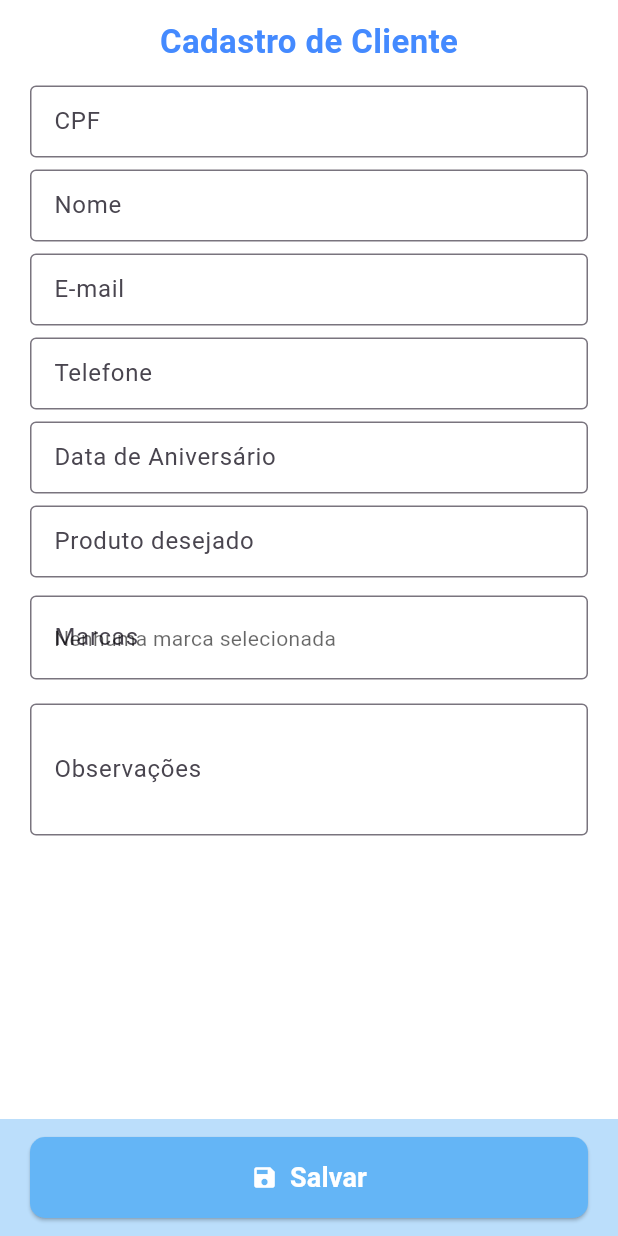
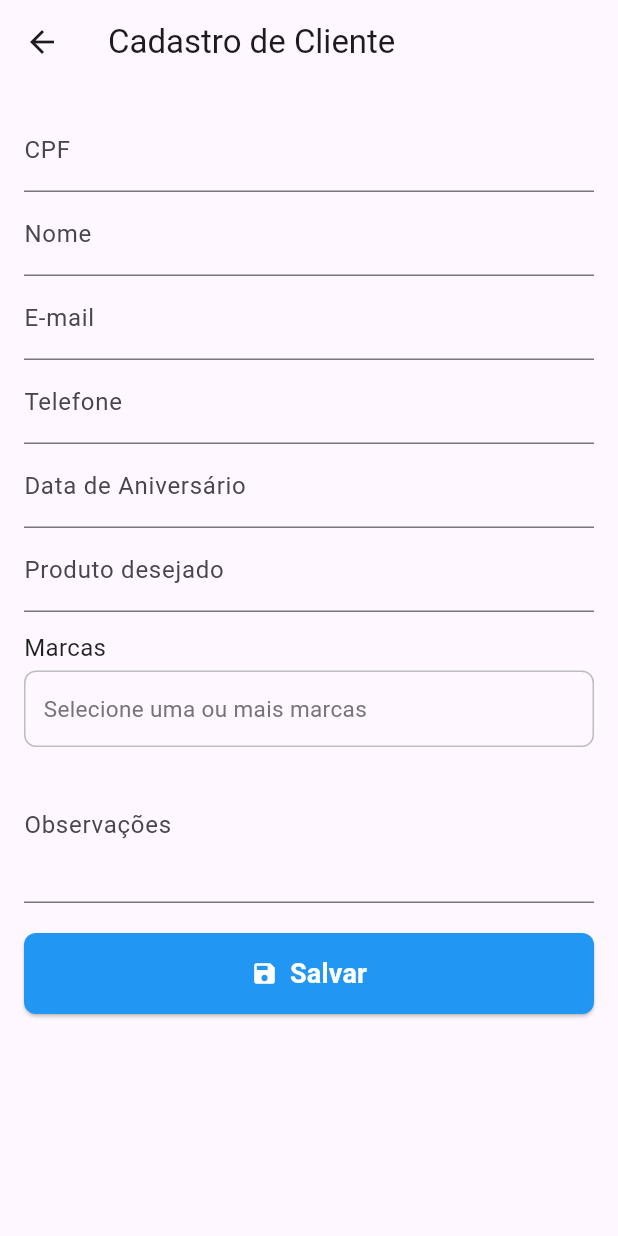
Before and after one commit to PJosquin/cadastro_clientes_final, a Flutter app: the CadastroPage screen opened directly, on a phone screen of 412 x 824 dp. Run offline on Flutter 3.47's test engine with Material 3 defaults, Android fonts, the phone set to English and light mode, and no system bars; our stand-ins replace cloud_firestore, firebase_core, flutter_masked_text2, mask_text_input_formatter; missing offline and left inert: qr_code_scanner; accounts and stored records are empty.

Commit message:
v5.7 - layout atualizado do cadastro com múltiplas marcas e botão salvar corrigido

```diff
--- a/lib/cadastro_page.dart
+++ b/lib/cadastro_page.dart
@@ -1,11 +1,10 @@
 import 'package:flutter/material.dart';
-import 'models/cliente.dart';
-import 'repositories/clientes_repository.dart';
+import 'package:cloud_firestore/cloud_firestore.dart';
+import 'package:flutter_masked_text2/flutter_masked_text2.dart';
 import 'widgets/brand_multi_select_field.dart';
 
 class CadastroPage extends StatefulWidget {
-  final Cliente? cliente;
-  const CadastroPage({super.key, this.cliente});
+  const CadastroPage({Key? key}) : super(key: key);
 
   @override
   State<CadastroPage> createState() => _CadastroPageState();
@@ -14,179 +13,127 @@ class CadastroPage extends StatefulWidget {
 class _CadastroPageState extends State<CadastroPage> {
   final _formKey = GlobalKey<FormState>();
 
-  final _cpfCtrl = TextEditingController();
-  final _nomeCtrl = TextEditingController();
-  final _emailCtrl = TextEditingController();
-  final _telCtrl = TextEditingController();
-  final _niverCtrl = TextEditingController();
-  final _produtoCtrl = TextEditingController();
-  final _obsCtrl = TextEditingController();
+  final cpfController = MaskedTextController(mask: '000.000.000-00');
+  final nomeController = TextEditingController();
+  final emailController = TextEditingController();
+  final telefoneController = MaskedTextController(mask: '(00) 00000-0000');
+  final aniversarioController = MaskedTextController(mask: '00/00/0000');
+  final produtoController = TextEditingController();
+  final observacoesController = TextEditingController();
 
-  List<String> _marcas = <String>[];
-  bool _salvando = false;
+  // Lista de múltiplas marcas selecionadas
+  List<String> _marcasSelecionadas = [];
 
-  @override
-  void initState() {
-    super.initState();
-    final c = widget.cliente;
-    if (c != null) {
-      _cpfCtrl.text = c.id;
-      _nomeCtrl.text = c.nome;
-      _emailCtrl.text = c.email ?? '';
-      _telCtrl.text = c.telefone ?? '';
-      _niverCtrl.text = c.nascimento ?? '';
-      _produtoCtrl.text = c.produto ?? '';
-      _marcas = List<String>.from(c.marcas);
-      _obsCtrl.text = c.observacoes ?? '';
-    }
-  }
+  final DateTime dataCadastro = DateTime.now();
 
-  @override
-  void dispose() {
-    _cpfCtrl.dispose();
-    _nomeCtrl.dispose();
-    _emailCtrl.dispose();
-    _telCtrl.dispose();
-    _niverCtrl.dispose();
-    _produtoCtrl.dispose();
-    _obsCtrl.dispose();
-    super.dispose();
-  }
+  Future<void> _salvarCliente() async {
+    if (!_formKey.currentState!.validate()) return;
 
-  void _formatarData(String value) {
-    final digits = value.replaceAll(RegExp(r'[^0-9]'), '');
-    String formatted = '';
-    if (digits.length >= 2) {
-      formatted = '${digits.substring(0, 2)}';
-      if (digits.length >= 4) {
-        formatted += '/${digits.substring(2, 4)}';
-        if (digits.length > 4) {
-          formatted += '/${digits.substring(4, digits.length.clamp(0, 8))}';
-        }
-      } else {
-        formatted += '/${digits.substring(2)}';
-      }
-    } else {
-      formatted = digits;
-    }
-    _niverCtrl.value = TextEditingValue(
-      text: formatted,
-      selection: TextSelection.collapsed(offset: formatted.length),
-    );
-  }
+    try {
+      await FirebaseFirestore.instance.collection('clientes').add({
+        'cpf': cpfController.text.trim(),
+        'nome': nomeController.text.trim(),
+        'email': emailController.text.trim(),
+        'telefone': telefoneController.text.trim(),
+        'aniversario': aniversarioController.text.trim(),
+        'produto': produtoController.text.trim(),
+        'marcas': _marcasSelecionadas,
+        'observacoes': observacoesController.text.trim(),
+        'dataCadastro': dataCadastro,
+      });
 
-  Future<void> _salvar() async {
-    if (!_formKey.currentState!.validate()) return;
-    _formKey.currentState!.save();
-
-    setState(() => _salvando = true);
-    final repo = ClientesRepository();
-
-    final cliente = Cliente(
-      id: widget.cliente?.id ?? _cpfCtrl.text.trim(),
-      nome: _nomeCtrl.text.trim(),
-      email: _emailCtrl.text.trim(),
-      telefone: _telCtrl.text.trim(),
-      nascimento: _niverCtrl.text.trim(),
-      produto: _produtoCtrl.text.trim(),
-      marcas: _marcas,
-      observacoes: _obsCtrl.text.trim(),
+      ScaffoldMessenger.of(context).showSnackBar(
+        const SnackBar(content: Text('Cliente salvo com sucesso!')),
       );
 
-    try {
-      if (widget.cliente == null) {
-        await repo.add(cliente);
-        ScaffoldMessenger.of(context).showSnackBar(
-          const SnackBar(content: Text('Cliente cadastrado com sucesso!')),
-        );
-      } else {
-        await repo.update(cliente);
-        ScaffoldMessenger.of(context).showSnackBar(
-          const SnackBar(content: Text('Cliente atualizado com sucesso!')),
-        );
-      }
-      if (mounted) Navigator.pop(context);
+      _formKey.currentState!.reset();
+      cpfController.updateText('');
+      telefoneController.updateText('');
+      aniversarioController.updateText('');
+      nomeController.clear();
+      emailController.clear();
+      produtoController.clear();
+      observacoesController.clear();
+      setState(() => _marcasSelecionadas = []);
     } catch (e) {
       ScaffoldMessenger.of(context).showSnackBar(
         SnackBar(content: Text('Erro ao salvar: $e')),
       );
-    } finally {
-      if (mounted) setState(() => _salvando = false);
     }
   }
 
   @override
   Widget build(BuildContext context) {
     return Scaffold(
-      backgroundColor: Colors.white,
-      body: SafeArea(
-        child: Column(
-          children: [
-            const SizedBox(height: 12),
-            Text(
-              'Cadastro de Cliente',
-              style: const TextStyle(
-                fontSize: 22,
-                fontWeight: FontWeight.bold,
-                color: Colors.blueAccent,
-              ),
-            ),
-            const SizedBox(height: 10),
-            Expanded(
-              child: SingleChildScrollView(
-                padding: const EdgeInsets.symmetric(horizontal: 20),
+      appBar: AppBar(title: const Text('Cadastro de Cliente')),
+      body: Padding(
+        padding: const EdgeInsets.all(16),
         child: Form(
           key: _formKey,
-                  child: Column(
+          child: ListView(
             children: [
-                      _campo(_cpfCtrl, 'CPF', TextInputType.number,
-                          validator: (v) => (v == null || v.trim().isEmpty)
-                              ? 'Informe o CPF'
-                              : null),
-                      _campo(_nomeCtrl, 'Nome', TextInputType.text,
-                          validator: (v) => (v == null || v.trim().isEmpty)
-                              ? 'Informe o nome'
-                              : null),
-                      _campo(_emailCtrl, 'E-mail', TextInputType.emailAddress),
-                      _campo(_telCtrl, 'Telefone', TextInputType.phone),
-                      _campo(_niverCtrl, 'Data de Aniversário',
-                          TextInputType.number,
-                          onChanged: _formatarData),
-                      _campo(
-                          _produtoCtrl, 'Produto desejado', TextInputType.text),
-                      const SizedBox(height: 8),
+              TextFormField(
+                controller: cpfController,
+                decoration: const InputDecoration(labelText: 'CPF'),
+              ),
+              TextFormField(
+                controller: nomeController,
+                decoration: const InputDecoration(labelText: 'Nome'),
+                validator: (v) =>
+                    (v == null || v.isEmpty) ? 'Informe o nome' : null,
+              ),
+              TextFormField(
+                controller: emailController,
+                decoration: const InputDecoration(labelText: 'E-mail'),
+              ),
+              TextFormField(
+                controller: telefoneController,
+                decoration: const InputDecoration(labelText: 'Telefone'),
+                validator: (v) =>
+                    (v == null || v.isEmpty) ? 'Informe o telefone' : null,
+              ),
+              TextFormField(
+                controller: aniversarioController,
+                decoration:
+                    const InputDecoration(labelText: 'Data de Aniversário'),
+              ),
+              TextFormField(
+                controller: produtoController,
+                decoration:
+                    const InputDecoration(labelText: 'Produto desejado'),
+              ),
+              const SizedBox(height: 12),
+
+              // Campo de múltiplas marcas
               BrandMultiSelectField(
-                        initialValue: _marcas,
+                initialValue: _marcasSelecionadas,
                 validator: (list) => (list == null || list.isEmpty)
                     ? 'Selecione ao menos uma marca'
                     : null,
                 onSaved: (list) =>
-                            _marcas = List<String>.from(list ?? <String>[]),
+                    _marcasSelecionadas = List<String>.from(list ?? []),
               ),
-                      const SizedBox(height: 8),
-                      _campo(_obsCtrl, 'Observações', TextInputType.multiline,
-                          maxLines: 3),
-                      const SizedBox(height: 100),
-                    ],
+
+              TextFormField(
+                controller: observacoesController,
+                decoration: const InputDecoration(labelText: 'Observações'),
+                maxLines: 3,
+              ),
+              const SizedBox(height: 20),
+
+              // Botão salvar
+              SizedBox(
+                width: double.infinity,
+                child: ElevatedButton.icon(
+                  style: ElevatedButton.styleFrom(
+                    backgroundColor: Colors.blue,
+                    padding: const EdgeInsets.symmetric(
+                        vertical: 14, horizontal: 20),
+                    shape: RoundedRectangleBorder(
+                      borderRadius: BorderRadius.circular(8),
                     ),
                   ),
-              ),
-            ),
-
-            // Botão fixo no final da tela
-            Container(
-              width: double.infinity,
-              color: Colors.blue.shade100,
-              padding:
-                  const EdgeInsets.symmetric(horizontal: 20, vertical: 12),
-              child: ElevatedButton.icon(
-                style: ElevatedButton.styleFrom(
-                  backgroundColor: Colors.blue.shade300,
-                  padding:
-                      const EdgeInsets.symmetric(vertical: 14, horizontal: 12),
-                  shape: RoundedRectangleBorder(
-                      borderRadius: BorderRadius.circular(10)),
-                ),
+                  onPressed: _salvarCliente,
                   icon: const Icon(Icons.save, color: Colors.white),
                   label: const Text(
                     'Salvar',
@@ -196,34 +143,11 @@ class _CadastroPageState extends State<CadastroPage> {
                       fontWeight: FontWeight.bold,
                     ),
                   ),
-                onPressed: _salvando ? null : _salvar,
                 ),
               ),
             ],
           ),
         ),
-    );
-  }
-
-  Widget _campo(TextEditingController controller, String label,
-      TextInputType tipo,
-      {String? Function(String?)? validator,
-      void Function(String)? onChanged,
-      int maxLines = 1}) {
-    return Padding(
-      padding: const EdgeInsets.symmetric(vertical: 4),
-      child: TextFormField(
-        controller: controller,
-        decoration: InputDecoration(
-          labelText: label,
-          border: const OutlineInputBorder(),
-          contentPadding:
-              const EdgeInsets.symmetric(horizontal: 12, vertical: 8),
-        ),
-        keyboardType: tipo,
-        validator: validator,
-        onChanged: onChanged,
-        maxLines: maxLines,
       ),
     );
   }
--- a/lib/widgets/brand_multi_select_field.dart
+++ b/lib/widgets/brand_multi_select_field.dart
@@ -7,56 +7,69 @@ class BrandMultiSelectField extends FormField<List<String>> {
     List<String>? initialValue,
     FormFieldSetter<List<String>>? onSaved,
     FormFieldValidator<List<String>>? validator,
-    AutovalidateMode autovalidateMode = AutovalidateMode.disabled,
-    String? hintText,
   }) : super(
           key: key,
           initialValue: initialValue ?? const <String>[],
           onSaved: onSaved,
           validator: validator,
-          autovalidateMode: autovalidateMode,
           builder: (state) {
+            final context = state.context;
             final selected = List<String>.from(state.value ?? <String>[]);
 
             return Column(
               crossAxisAlignment: CrossAxisAlignment.start,
               children: [
+                const Text(
+                  'Marcas',
+                  style: TextStyle(
+                    fontSize: 16,
+                    color: Colors.black87,
+                  ),
+                ),
+                const SizedBox(height: 4),
                 InkWell(
-                  borderRadius: BorderRadius.circular(12),
+                  borderRadius: BorderRadius.circular(8),
                   onTap: () async {
                     final result = await showModalBottomSheet<List<String>>(
-                      context: state.context,
+                      context: context,
                       isScrollControlled: true,
-                      builder: (ctx) => _BrandPickerSheet(initial: selected),
+                      builder: (ctx) =>
+                          _BrandPickerSheet(initial: selected),
                     );
-                    if (result != null) state.didChange(result);
+                    if (result != null) {
+                      state.didChange(result);
+                    }
                   },
-                  child: InputDecorator(
-                    decoration: InputDecoration(
-                      labelText: 'Marcas',
-                      hintText: hintText ?? 'Selecione uma ou mais marcas',
-                      border: const OutlineInputBorder(),
-                      errorText: state.errorText,
+                  child: Container(
+                    width: double.infinity,
+                    padding: const EdgeInsets.symmetric(
+                        horizontal: 12, vertical: 14),
+                    decoration: BoxDecoration(
+                      border: Border.all(color: Colors.grey.shade400),
+                      borderRadius: BorderRadius.circular(8),
                     ),
-                    isEmpty: selected.isEmpty,
-                    child: Wrap(
+                    child: selected.isEmpty
+                        ? Text(
+                            'Selecione uma ou mais marcas',
+                            style: TextStyle(
+                              color: Colors.grey.shade600,
+                              fontSize: 15,
+                            ),
+                          )
+                        : Wrap(
                             spacing: 8,
-                      runSpacing: -8,
-                      children: selected.isEmpty
-                          ? [
-                              Text(
-                                hintText ?? 'Nenhuma marca selecionada',
-                                style: TextStyle(
-                                  color: Theme.of(state.context).hintColor,
-                                ),
-                              ),
-                            ]
-                          : selected
+                            runSpacing: -4,
+                            children: selected
                                 .map((m) => Chip(
                                       label: Text(m),
+                                      labelStyle: const TextStyle(
+                                          color: Colors.white),
+                                      backgroundColor: Colors.blue.shade400,
+                                      deleteIconColor: Colors.white,
                                       onDeleted: () {
                                         final newList =
-                                          List<String>.from(selected)..remove(m);
+                                            List<String>.from(selected)
+                                              ..remove(m);
                                         state.didChange(newList);
                                       },
                                     ))
@@ -64,7 +77,17 @@ class BrandMultiSelectField extends FormField<List<String>> {
                           ),
                   ),
                 ),
-                const SizedBox(height: 4),
+                if (state.hasError)
+                  Padding(
+                    padding: const EdgeInsets.only(top: 4, left: 4),
+                    child: Text(
+                      state.errorText ?? '',
+                      style: const TextStyle(
+                        color: Colors.redAccent,
+                        fontSize: 13,
+                      ),
+                    ),
+                  ),
               ],
             );
           },
@@ -95,8 +118,8 @@ class _BrandPickerSheetState extends State<_BrandPickerSheet> {
     return DraggableScrollableSheet(
       expand: false,
       initialChildSize: 0.8,
-      builder: (ctx, ctrl) => Material(
-        color: Theme.of(context).colorScheme.surface,
+      builder: (ctx, scrollController) => Material(
+        color: Colors.white,
         child: SafeArea(
           child: Column(
             children: [
@@ -106,7 +129,7 @@ class _BrandPickerSheetState extends State<_BrandPickerSheet> {
                 child: TextField(
                   decoration: const InputDecoration(
                     prefixIcon: Icon(Icons.search),
-                    hintText: 'Buscar marca…',
+                    hintText: 'Buscar marca...',
                     border: OutlineInputBorder(),
                   ),
                   onChanged: (t) => setState(() => _query = t),
@@ -116,27 +139,33 @@ class _BrandPickerSheetState extends State<_BrandPickerSheet> {
               Expanded(
                 child: StreamBuilder<List<String>>(
                   stream: _repo.streamAll(),
-                  builder: (context, snap) {
-                    if (snap.connectionState == ConnectionState.waiting) {
-                      return const Center(child: CircularProgressIndicator());
+                  builder: (context, snapshot) {
+                    if (snapshot.connectionState ==
+                        ConnectionState.waiting) {
+                      return const Center(
+                          child: CircularProgressIndicator());
                     }
-                    final all = (snap.data ?? <String>[])
-                        .where((m) =>
-                            m.toLowerCase().contains(_query.toLowerCase()))
+
+                    final todas = (snapshot.data ?? <String>[])
+                        .where((m) => m
+                            .toLowerCase()
+                            .contains(_query.toLowerCase()))
                         .toList();
-                    if (all.isEmpty) {
+
+                    if (todas.isEmpty) {
                       return const Center(
-                          child: Text('Nenhuma marca encontrada'));
+                          child: Text('Nenhuma marca encontrada.'));
                     }
+
                     return ListView.builder(
-                      controller: ctrl,
-                      itemCount: all.length,
+                      controller: scrollController,
+                      itemCount: todas.length,
                       itemBuilder: (ctx, i) {
-                        final marca = all[i];
-                        final checked = _selected.contains(marca);
+                        final marca = todas[i];
+                        final selecionada = _selected.contains(marca);
                         return CheckboxListTile(
+                          value: selecionada,
                           title: Text(marca),
-                          value: checked,
                           onChanged: (v) {
                             setState(() {
                               if (v == true) {
@@ -153,7 +182,7 @@ class _BrandPickerSheetState extends State<_BrandPickerSheet> {
                 ),
               ),
               Padding(
-                padding: const EdgeInsets.all(16.0),
+                padding: const EdgeInsets.all(16),
                 child: Row(
                   children: [
                     Expanded(
@@ -167,14 +196,14 @@ class _BrandPickerSheetState extends State<_BrandPickerSheet> {
                     Expanded(
                       child: ElevatedButton.icon(
                         icon: const Icon(Icons.check),
-                        label: const Text('Aplicar'),
-                        onPressed: () => Navigator.pop(
-                            context, _selected.toSet().toList()),
+                        label: const Text('Confirmar'),
+                        onPressed: () =>
+                            Navigator.pop(context, _selected.toList()),
                       ),
                     ),
                   ],
                 ),
-              )
+              ),
             ],
           ),
         ),
```
Also changed, not shown: 1 other file. Lines whose indentation alone changed are shown as unchanged.
